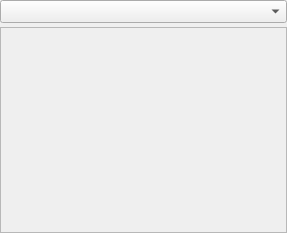
Before: the Qt Designer form src/modules/energy/gui/modulewidget.ui in disorderedmaterials/dissolve, drawn with Qt 5.
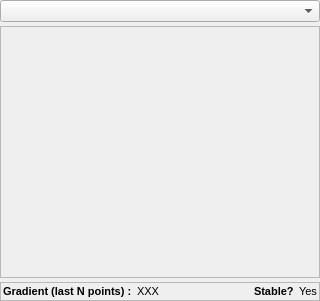
After: the same form once the commit is applied.

Commit message: EnergyModule now displays gradient/stability info, and in the correct font.

```diff
--- a/src/modules/energy/gui/modulewidget.ui
+++ b/src/modules/energy/gui/modulewidget.ui
@@ -6,8 +6,8 @@
    <rect>
     <x>0</x>
     <y>0</y>
-    <width>287</width>
-    <height>233</height>
+    <width>320</width>
+    <height>301</height>
    </rect>
   </property>
   <property name="sizePolicy">
@@ -18,7 +18,7 @@
   </property>
   <property name="font">
    <font>
-    <pointsize>10</pointsize>
+    <pointsize>8</pointsize>
    </font>
   </property>
   <property name="windowTitle">
@@ -62,6 +62,106 @@
      </property>
     </widget>
    </item>
+   <item>
+    <widget class="QFrame" name="StabilityFrame">
+     <property name="sizePolicy">
+      <sizepolicy hsizetype="Expanding" vsizetype="Minimum">
+       <horstretch>0</horstretch>
+       <verstretch>0</verstretch>
+      </sizepolicy>
+     </property>
+     <property name="acceptDrops">
+      <bool>true</bool>
+     </property>
+     <property name="frameShape">
+      <enum>QFrame::StyledPanel</enum>
+     </property>
+     <property name="frameShadow">
+      <enum>QFrame::Sunken</enum>
+     </property>
+     <layout class="QHBoxLayout" name="horizontalLayout">
+      <property name="spacing">
+       <number>2</number>
+      </property>
+      <property name="leftMargin">
+       <number>2</number>
+      </property>
+      <property name="topMargin">
+       <number>2</number>
+      </property>
+      <property name="rightMargin">
+       <number>2</number>
+      </property>
+      <property name="bottomMargin">
+       <number>2</number>
+      </property>
+      <item>
+       <widget class="QLabel" name="GradientInfoLabel">
+        <property name="sizePolicy">
+         <sizepolicy hsizetype="Minimum" vsizetype="Minimum">
+          <horstretch>0</horstretch>
+          <verstretch>0</verstretch>
+         </sizepolicy>
+        </property>
+        <property name="font">
+         <font>
+          <weight>75</weight>
+          <bold>true</bold>
+         </font>
+        </property>
+        <property name="text">
+         <string>Gradient (last N points) : </string>
+        </property>
+       </widget>
+      </item>
+      <item>
+       <widget class="QLabel" name="GradientValueLabel">
+        <property name="sizePolicy">
+         <sizepolicy hsizetype="Expanding" vsizetype="Minimum">
+          <horstretch>5</horstretch>
+          <verstretch>0</verstretch>
+         </sizepolicy>
+        </property>
+        <property name="text">
+         <string>XXX</string>
+        </property>
+       </widget>
+      </item>
+      <item>
+       <widget class="QLabel" name="label_2">
+        <property name="sizePolicy">
+         <sizepolicy hsizetype="Minimum" vsizetype="Minimum">
+          <horstretch>0</horstretch>
+          <verstretch>0</verstretch>
+         </sizepolicy>
+        </property>
+        <property name="font">
+         <font>
+          <weight>75</weight>
+          <bold>true</bold>
+         </font>
+        </property>
+        <property name="text">
+         <string>Stable? </string>
+        </property>
+       </widget>
+      </item>
+      <item>
+       <widget class="QLabel" name="StableLabel">
+        <property name="sizePolicy">
+         <sizepolicy hsizetype="Expanding" vsizetype="Minimum">
+          <horstretch>0</horstretch>
+          <verstretch>0</verstretch>
+         </sizepolicy>
+        </property>
+        <property name="text">
+         <string>Yes</string>
+        </property>
+       </widget>
+      </item>
+     </layout>
+    </widget>
+   </item>
   </layout>
  </widget>
  <resources>
```
The commit also changes 3 other files.
